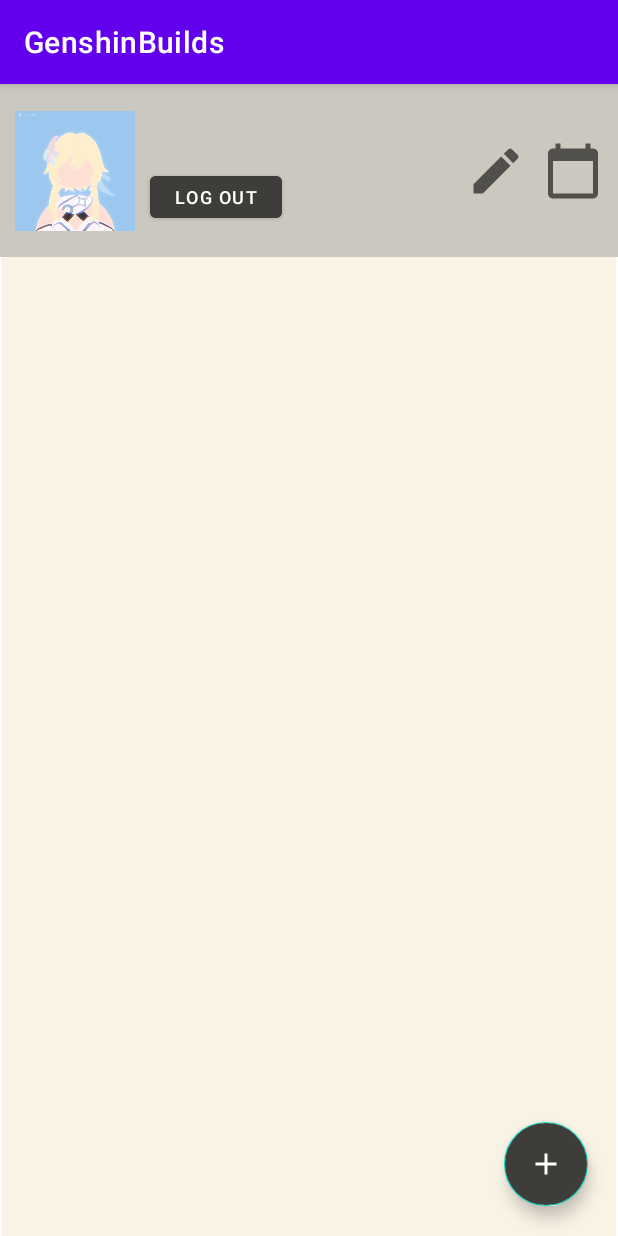
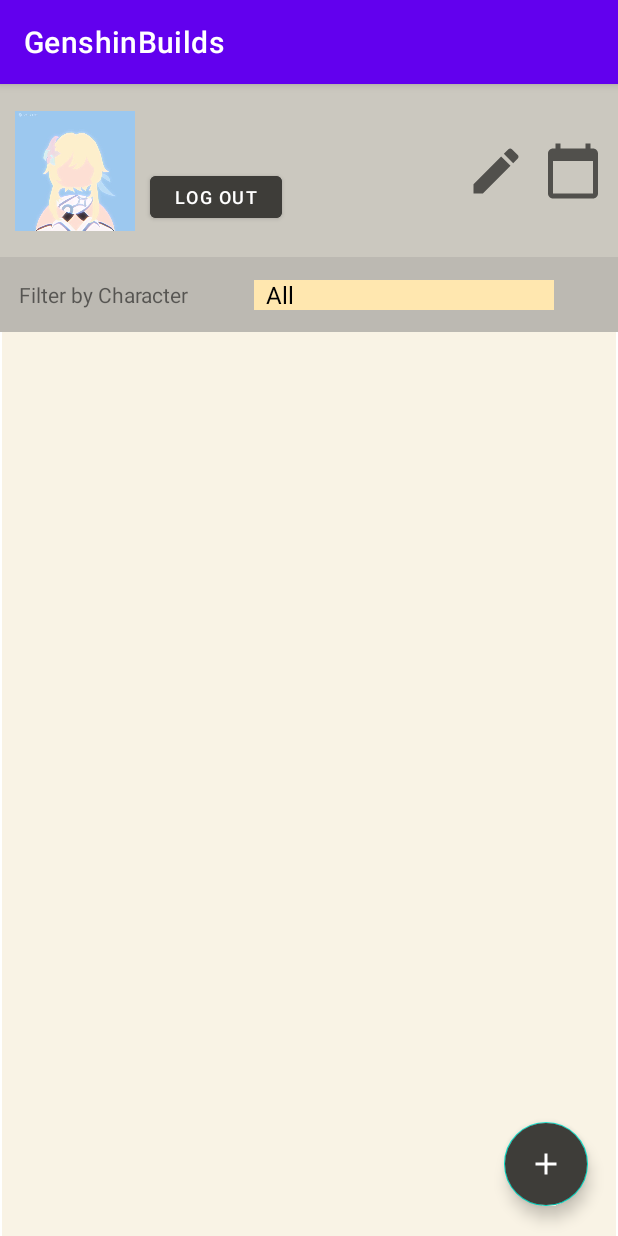
Before and after one commit to ZeLongZhuang/GenshinBuilds, an Android app: the HomeActivity screen opened directly, with no data from a screen before it, on a phone screen of 412 x 824 dp. Run offline under Robolectric (Android 15) with nearby library versions, the phone set to English and light mode, and no system bars.

Commit message:
Implement filter posts by character

```diff
--- a/app/src/main/java/com/mobdeve/group30/genshinbuilds/GenshinDatabaseHelper.java
+++ b/app/src/main/java/com/mobdeve/group30/genshinbuilds/GenshinDatabaseHelper.java
@@ -189,6 +189,13 @@
         return cursor;
     }
 
+    public Cursor readCharBuilds(String character) {
+        SQLiteDatabase db = this.getWritableDatabase();
+        Cursor cursor = db.rawQuery("SELECT * FROM builds WHERE character = ?", new String[]{character});
+
+        return cursor;
+    }
+
     public Cursor readUser(String username) {
         SQLiteDatabase db = this.getWritableDatabase();
         Cursor cursor = db.rawQuery("SELECT * FROM users WHERE username = ?", new String[]{username});
--- a/app/src/main/java/com/mobdeve/group30/genshinbuilds/HomeActivity.java
+++ b/app/src/main/java/com/mobdeve/group30/genshinbuilds/HomeActivity.java
@@ -9,8 +9,11 @@
 import android.os.Bundle;
 import android.util.Log;
 import android.view.View;
+import android.widget.AdapterView;
+import android.widget.ArrayAdapter;
 import android.widget.Button;
 import android.widget.ImageView;
+import android.widget.Spinner;
 import android.widget.TextView;
 
 import com.google.android.material.floatingactionbutton.FloatingActionButton;
@@ -37,6 +40,8 @@
 
     GenshinDatabaseHelper myDB;
 
+    Spinner spinner;
+
     @Override
     protected void onCreate(Bundle savedInstanceState) {
 
@@ -56,6 +61,8 @@
         this.myDB = new GenshinDatabaseHelper(HomeActivity.this);
 
         dataBuilds = new ArrayList<>();
+
+        initSpinner();
 
         storeBuildsFromDatabase();
 
@@ -112,6 +119,61 @@
 
     }
 
+    private void initSpinner() {
+        this.spinner = findViewById(R.id.spinner);
+        ArrayAdapter<CharSequence> adapter = ArrayAdapter.createFromResource(this, R.array.characters_array, android.R.layout.simple_spinner_dropdown_item);
+        adapter.setDropDownViewResource(android.R.layout.simple_spinner_dropdown_item);
+        spinner.setAdapter(adapter);
+        spinner.setOnItemSelectedListener(new AdapterView.OnItemSelectedListener() {
+            @Override
+            public void onItemSelected(AdapterView<?> parent, View view, int position, long id) {
+
+                if(position != 0) { // if selected item not All
+                    String filterName = parent.getItemAtPosition(position).toString();
+
+                    ArrayList<Build> dataCharBuilds = new ArrayList<>();
+
+                    Cursor cursor = myDB.readCharBuilds(filterName);
+
+                    if(cursor.getCount() == 0) { //if no data
+
+                    }
+                    else {
+                        while (cursor.moveToNext()) {
+
+                            Build newBuild = new Build( cursor.getString(1),    // username
+                                    cursor.getString(3),    // character
+                                    cursor.getInt(2),       // level
+                                    cursor.getString(4),    // weapon
+                                    cursor.getString(5),    // artifactSet
+                                    cursor.getInt(6),       // hp
+                                    cursor.getInt(7),       // atk
+                                    cursor.getInt(8),       // def
+                                    cursor.getInt(9),       // er
+                                    cursor.getInt(10),       // critRate
+                                    cursor.getInt(11)       // critDmg
+                            );
+
+                            dataCharBuilds.add(newBuild);
+                        }
+                    }
+
+                    buildAdapter = new BuildAdapter(HomeActivity.this, HomeActivity.this, dataCharBuilds);
+                    recyclerView.setAdapter(buildAdapter);
+                }
+                else {
+                    buildAdapter = new BuildAdapter(HomeActivity.this, HomeActivity.this, dataBuilds);
+                    recyclerView.setAdapter(buildAdapter);
+                }
+            }
+
+            @Override
+            public void onNothingSelected(AdapterView<?> parent) {
+
+            }
+        });
+    }
+
     private void storeBuildsFromDatabase() {
         Cursor cursor = myDB.readAllBuilds();
 
@@ -151,4 +213,6 @@
         this.buildAdapter = new BuildAdapter(HomeActivity.this, HomeActivity.this, this.dataBuilds);
         this.recyclerView.setAdapter(this.buildAdapter);
     }
+
+
 }
--- a/app/src/main/res/layout/activity_home.xml
+++ b/app/src/main/res/layout/activity_home.xml
@@ -74,6 +74,38 @@
 
     </androidx.constraintlayout.widget.ConstraintLayout>
 
+    <androidx.constraintlayout.widget.ConstraintLayout
+        android:id="@+id/filterBoxConstraintLayout"
+        android:layout_width="match_parent"
+        android:layout_height="50dp"
+        app:layout_constraintTop_toBottomOf="@id/profileConstraintLayout"
+        android:background="#bcb9b2">
+
+        <TextView
+            android:id="@+id/tv_filter_label"
+            android:layout_width="wrap_content"
+            android:layout_height="wrap_content"
+            android:text="Filter by Character"
+            app:layout_constraintBottom_toBottomOf="parent"
+            app:layout_constraintEnd_toEndOf="@+id/spinner"
+            app:layout_constraintHorizontal_bias=".05"
+            app:layout_constraintStart_toStartOf="parent"
+            app:layout_constraintTop_toTopOf="parent"
+            />
+
+        <Spinner
+            android:id="@+id/spinner"
+            android:layout_width="200dp"
+            android:layout_height="20dp"
+            android:background="@color/yellow_light"
+            android:popupBackground="@color/yellow_light"
+            android:spinnerMode="dropdown"
+            app:layout_constraintBottom_toBottomOf="@+id/tv_filter_label"
+            app:layout_constraintEnd_toEndOf="parent"
+            app:layout_constraintStart_toEndOf="@id/tv_filter_label"
+            app:layout_constraintTop_toTopOf="@+id/tv_filter_label" />
+    </androidx.constraintlayout.widget.ConstraintLayout>
+
     <androidx.constraintlayout.widget.Guideline
         android:id="@+id/gl_home_hor1"
         android:layout_width="wrap_content"
@@ -104,5 +136,5 @@
         app:layout_constraintBottom_toBottomOf="parent"
         app:layout_constraintEnd_toEndOf="parent"
         app:layout_constraintStart_toStartOf="parent"
-        app:layout_constraintTop_toBottomOf="@+id/profileConstraintLayout" />
+        app:layout_constraintTop_toBottomOf="@+id/filterBoxConstraintLayout" />
 </androidx.constraintlayout.widget.ConstraintLayout>
--- a/app/src/main/res/values/strings.xml
+++ b/app/src/main/res/values/strings.xml
@@ -32,4 +32,47 @@
     <string name="tues_fri">Tuesday / Friday</string>
     <string name="wed_sat">Wednesday / Saturday</string>
     <string name="sun">Sunday</string>
+    <string-array name="characters_array">
+        <item>All</item>
+        <item>Albedo</item>
+        <item>Aloy</item>
+        <item>Amber</item>
+        <item>Barbara</item>
+        <item>Beidou</item>
+        <item>Bennett</item>
+        <item>Chongyun</item>
+        <item>Diluc</item>
+        <item>Diona</item>
+        <item>Eula</item>
+        <item>Fishcl</item>
+        <item>Ganyu</item>
+        <item>Hu Tao</item>
+        <item>Jean</item>
+        <item>Kaedehara Kazuha</item>
+        <item>Kaeya</item>
+        <item>Kamisato Ayaka</item>
+        <item>Keqing</item>
+        <item>Klee</item>
+        <item>Kujou Sara</item>
+        <item>Lisa</item>
+        <item>Mona</item>
+        <item>Ningguang</item>
+        <item>Noelle</item>
+        <item>Qiqi</item>
+        <item>Raiden Shogun</item>
+        <item>Razor</item>
+        <item>Rosaria</item>
+        <item>Sayu</item>
+        <item>Sucrose</item>
+        <item>Tartaglia</item>
+        <item>Traveler</item>
+        <item>Venti</item>
+        <item>Xiangling</item>
+        <item>Xiao</item>
+        <item>Xingqiu</item>
+        <item>Xinyan</item>
+        <item>Yanfei</item>
+        <item>Yoimiya</item>
+        <item>Zhongli</item>
+    </string-array>
 </resources>
```
